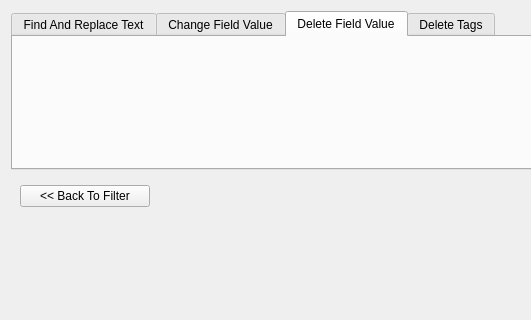
Qt form src/sdltm/ui/BatchEdit.ui (RWS/sdltm_browser) before a commit; both pictures show x 0 to 531 and y 0 to 320 of the 1037 by 750 pixel window.
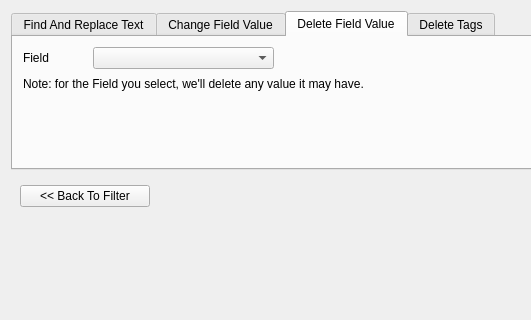
The same form after that commit. The open tabs and pages were chosen to show the change. Custom widgets are drawn as their Qt base class.

Commit message: delete field value + delete tags -- both work

Diff of the .ui file:
```diff
--- a/src/sdltm/ui/BatchEdit.ui
+++ b/src/sdltm/ui/BatchEdit.ui
@@ -449,6 +449,45 @@
       <attribute name="title">
        <string>Delete Field Value</string>
       </attribute>
+      <widget class="QLabel" name="label_8">
+       <property name="geometry">
+        <rect>
+         <x>10</x>
+         <y>10</y>
+         <width>47</width>
+         <height>21</height>
+        </rect>
+       </property>
+       <property name="text">
+        <string>Field</string>
+       </property>
+      </widget>
+      <widget class="QLabel" name="label_9">
+       <property name="geometry">
+        <rect>
+         <x>10</x>
+         <y>40</y>
+         <width>371</width>
+         <height>31</height>
+        </rect>
+       </property>
+       <property name="text">
+        <string>&lt;html&gt;&lt;head/&gt;&lt;body&gt;&lt;p&gt;Note: for the Field you select, we'll delete any value it may have.&lt;/p&gt;&lt;/body&gt;&lt;/html&gt;</string>
+       </property>
+       <property name="alignment">
+        <set>Qt::AlignLeading|Qt::AlignLeft|Qt::AlignTop</set>
+       </property>
+      </widget>
+      <widget class="QComboBox" name="delField">
+       <property name="geometry">
+        <rect>
+         <x>80</x>
+         <y>10</y>
+         <width>181</width>
+         <height>22</height>
+        </rect>
+       </property>
+      </widget>
      </widget>
      <widget class="QWidget" name="tab_4">
       <attribute name="title">
```
Left out of the diff: 16 changed lines with no effect on the pictures. The commit also changes 10 other files.
